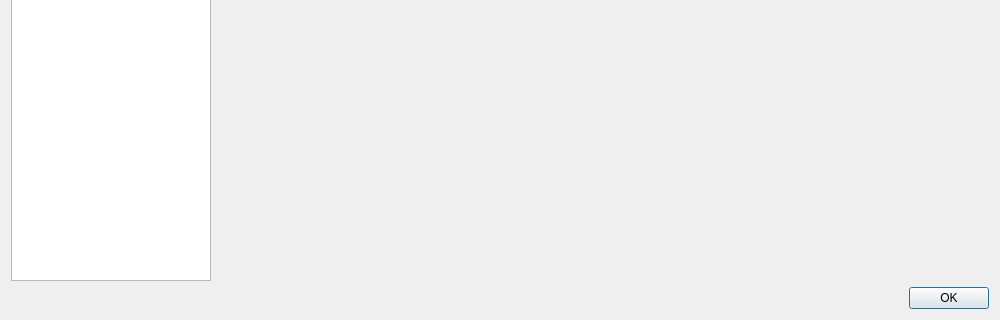
Before: the Qt Designer form src/Sigil/Form_Files/Reports.ui in Sigil-Ebook/Sigil, drawn with Qt 5; both pictures show x 0 to 1000 and y 280 to 600 of the 1000 by 600 pixel window.
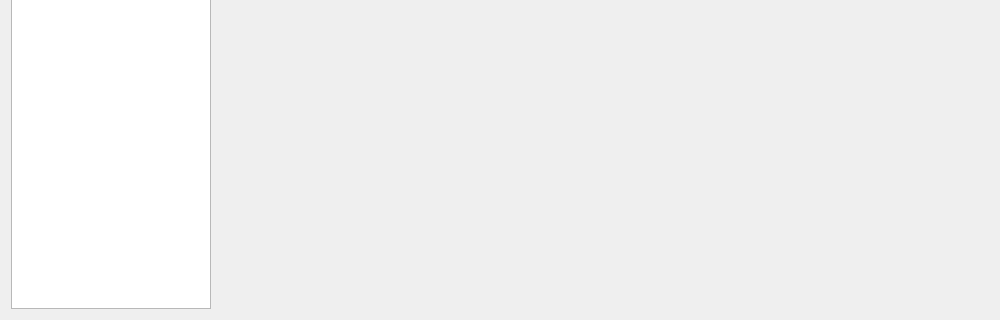
After: the same form once the commit is applied.

Commit message: Update Clip/Search/Index to use separate .ini files, reload those ini files if anything changes the files like another instance of Sigil.  Change dialogs so that there is just a Save button at bottom.  All actions on right. Window close prompts to save unsaved changes.  Reordered Find on Search dialog. Removed Create Index from Index Editor to force use of menu.  Add reload option to context menu., Add “...” to context menu entries where found. Remove OK from Report as nothing is saved.  Added spacing to TOC dialog.

The edit to the form file:
```diff
--- a/src/Sigil/Form_Files/Reports.ui
+++ b/src/Sigil/Form_Files/Reports.ui
@@ -53,16 +53,6 @@
      </item>
     </layout>
    </item>
-   <item>
-    <widget class="QDialogButtonBox" name="buttonBox">
-     <property name="orientation">
-      <enum>Qt::Horizontal</enum>
-     </property>
-     <property name="standardButtons">
-      <set>QDialogButtonBox::Ok</set>
-     </property>
-    </widget>
-   </item>
   </layout>
  </widget>
  <resources/>
```
Left out of the diff: 35 changed lines with no effect on the pictures. The commit also changes 23 other files.
